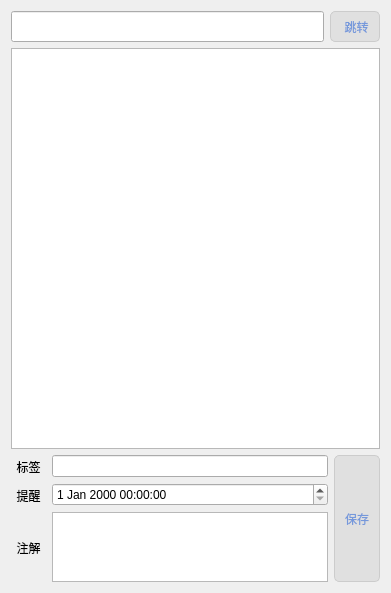
Above: ui/WFileTag.ui from 3548848289/SmartDesk before the change. Below: the same form after it.
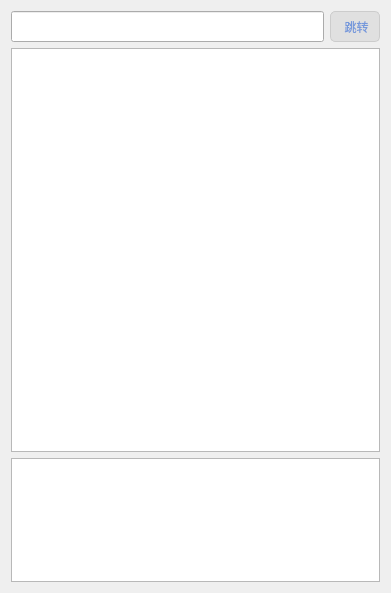
That is the form after the change. Icons and pictures are not drawn.

What changed in the file:
```diff
--- a/ui/WFileTag.ui
+++ b/ui/WFileTag.ui
@@ -18,7 +18,7 @@
   </property>
   <layout class="QGridLayout" name="gridLayout">
    <item row="0" column="0">
-    <layout class="QVBoxLayout" name="verticalLayout" stretch="1,13,1">
+    <layout class="QVBoxLayout" name="verticalLayout" stretch="1,13,4">
      <item>
       <layout class="QHBoxLayout" name="horizontalLayout" stretch="7,1">
        <property name="spacing">
@@ -79,89 +79,9 @@
       </widget>
      </item>
      <item>
-      <layout class="QHBoxLayout" name="horizontalLayout_2" stretch="1,8,1">
+      <layout class="QVBoxLayout" name="verticalLayout_2">
        <item>
-        <layout class="QVBoxLayout" name="verticalLayout_5" stretch="1,1,3">
-         <item>
-          <widget class="QLabel" name="label_1">
-           <property name="text">
-            <string>标签</string>
-           </property>
-           <property name="pixmap">
-            <pixmap resource="../resources/res.qrc">:/usedimage/tag.svg</pixmap>
-           </property>
-           <property name="alignment">
-            <set>Qt::AlignCenter</set>
-           </property>
-          </widget>
-         </item>
-         <item>
-          <widget class="QLabel" name="label_2">
-           <property name="text">
-            <string>提醒</string>
-           </property>
-           <property name="alignment">
-            <set>Qt::AlignCenter</set>
-           </property>
-          </widget>
-         </item>
-         <item>
-          <widget class="QLabel" name="label_3">
-           <property name="text">
-            <string>注解</string>
-           </property>
-           <property name="pixmap">
-            <pixmap resource="../resources/res.qrc">:/usedimage/edittag.svg</pixmap>
-           </property>
-           <property name="alignment">
-            <set>Qt::AlignCenter</set>
-           </property>
-          </widget>
-         </item>
-        </layout>
-       </item>
-       <item>
-        <layout class="QVBoxLayout" name="verticalLayout_4" stretch="1,1,3">
-         <item>
-          <widget class="QLineEdit" name="tagsLineEdit"/>
-         </item>
-         <item>
-          <widget class="QDateTimeEdit" name="dateTimeEdit"/>
-         </item>
-         <item>
-          <widget class="QTextEdit" name="annotationTextEdit">
-           <property name="sizePolicy">
-            <sizepolicy hsizetype="Preferred" vsizetype="Preferred">
-             <horstretch>0</horstretch>
-             <verstretch>0</verstretch>
-            </sizepolicy>
-           </property>
-          </widget>
-         </item>
-        </layout>
-       </item>
-       <item>
-        <widget class="QPushButton" name="saveButton">
-         <property name="sizePolicy">
-          <sizepolicy hsizetype="Minimum" vsizetype="Preferred">
-           <horstretch>0</horstretch>
-           <verstretch>0</verstretch>
-          </sizepolicy>
-         </property>
-         <property name="styleSheet">
-          <string notr="true">QPushButton {
-    color: #7598db;  /* Darker blue for text color */
-    background-color: #e0e0e0;  /* Background color as gray (optional) */
-    border: 1px solid #ccc;  /* Border color as light gray (optional) */
-    border-radius: 5px;  /* Rounded corners (optional) */
-    padding: 5px 10px;  /* Padding (optional) */
-}
-</string>
-         </property>
-         <property name="text">
-          <string>保存</string>
-         </property>
-        </widget>
+        <widget class="QListWidget" name="listWidget"/>
        </item>
       </layout>
      </item>
```
Left out of the diff: 11 changed lines with no effect on the pictures.
